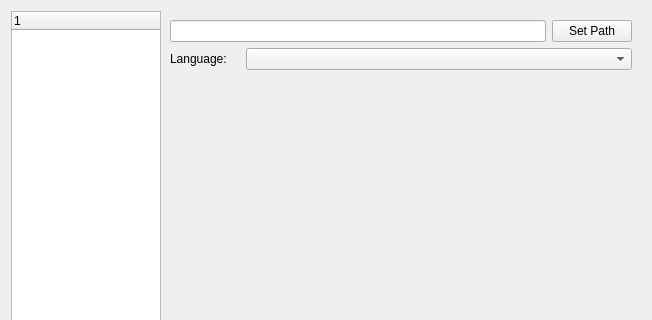
Above: src/xamp/preferencedialog.ui from billlin0904/xamp2 before the change; both pictures show x 0 to 652 and y 0 to 320 of the 652 by 569 pixel window. Below: the same form after it.
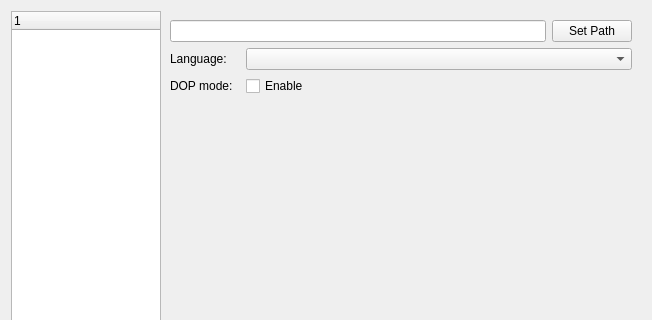
That is the form after the change.

What changed in the file:
```diff
--- a/src/xamp/preferencedialog.ui
+++ b/src/xamp/preferencedialog.ui
@@ -113,6 +113,42 @@
            </item>
           </layout>
          </item>
+         <item>
+          <layout class="QHBoxLayout" name="horizontalLayout_14">
+           <item>
+            <widget class="QLabel" name="label_3">
+             <property name="sizePolicy">
+              <sizepolicy hsizetype="Preferred" vsizetype="Preferred">
+               <horstretch>1</horstretch>
+               <verstretch>0</verstretch>
+              </sizepolicy>
+             </property>
+             <property name="minimumSize">
+              <size>
+               <width>70</width>
+               <height>0</height>
+              </size>
+             </property>
+             <property name="maximumSize">
+              <size>
+               <width>70</width>
+               <height>16777215</height>
+              </size>
+             </property>
+             <property name="text">
+              <string>DOP mode:</string>
+             </property>
+            </widget>
+           </item>
+           <item>
+            <widget class="QCheckBox" name="enableDOPModeCheckbox">
+             <property name="text">
+              <string>Enable</string>
+             </property>
+            </widget>
+           </item>
+          </layout>
+         </item>
          <item>
           <spacer name="verticalSpacer">
            <property name="orientation">
```
